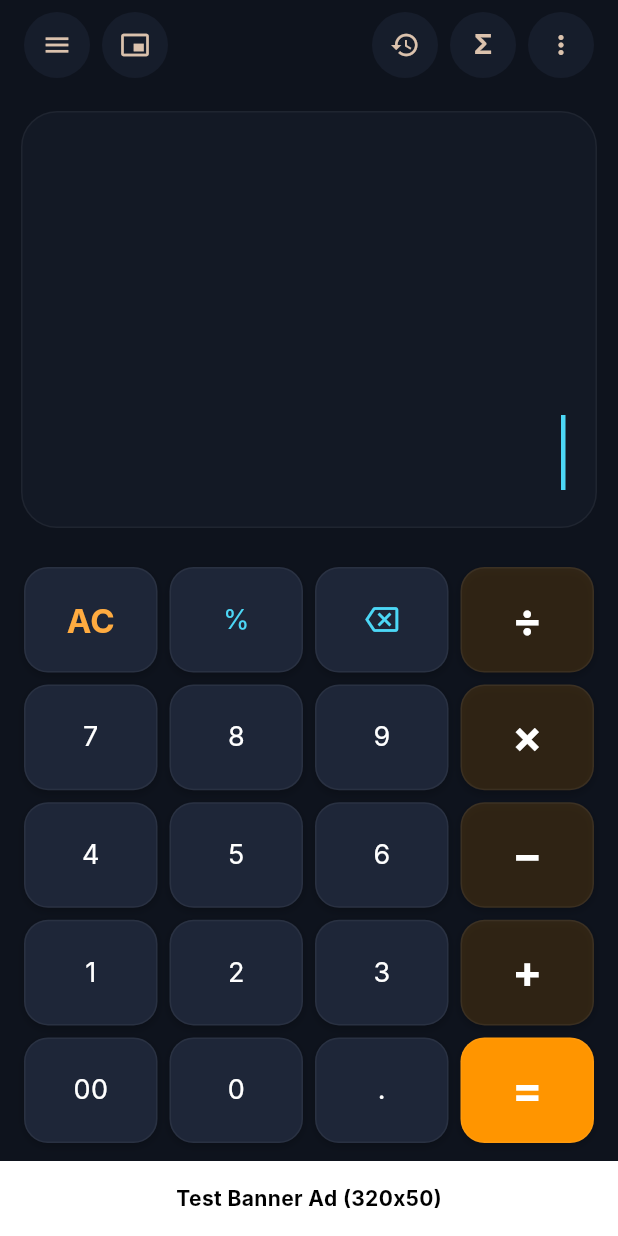
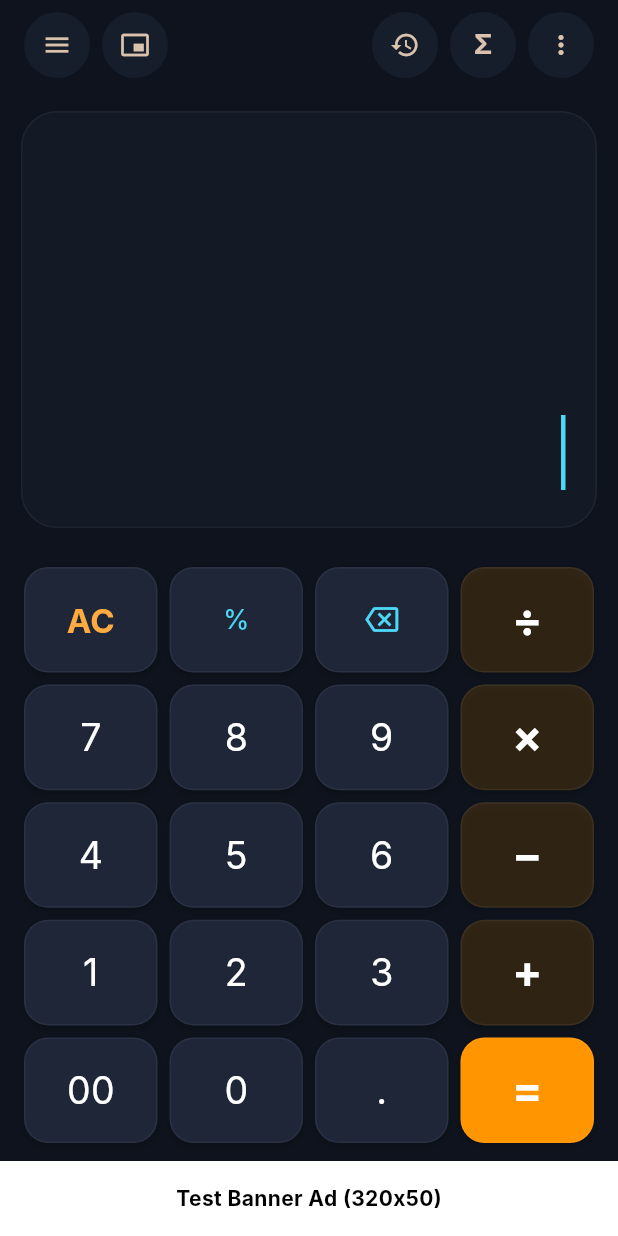
Before and after one commit to subhadip420/Calculator-Pro, a Flutter app: the screen it shows after launch, on a phone screen of 412 x 824 dp. Run offline on Flutter 3.47's test engine with Material 3 defaults, Android fonts, the phone set to English and light mode, and no system bars; Roboto replaces fonts that are missing (Inter).

Commit message:
Fixed number button font size in main.

```diff
--- a/lib/main.dart
+++ b/lib/main.dart
@@ -888,9 +888,9 @@ class _CalculatorScreenState extends State<CalculatorScreen> {
                           child: Row(
                             children: [
                               if (isScientific) CalculatorButton(text: 'xʸ', textColor: white, bgColor: surfaceColor, onTap: () => _onKeyPress('^')),
-                              CalculatorButton(text: '7', textColor: white, bgColor: surfaceColor, onTap: () => _onKeyPress('7')),
-                              CalculatorButton(text: '8', textColor: white, bgColor: surfaceColor, onTap: () => _onKeyPress('8')),
-                              CalculatorButton(text: '9', textColor: white, bgColor: surfaceColor, onTap: () => _onKeyPress('9')),
+                              CalculatorButton(text: '7', textColor: white, bgColor: surfaceColor, fontSize: 25, onTap: () => _onKeyPress('7')),
+                              CalculatorButton(text: '8', textColor: white, bgColor: surfaceColor, fontSize: 25, onTap: () => _onKeyPress('8')),
+                              CalculatorButton(text: '9', textColor: white, bgColor: surfaceColor, fontSize: 25, onTap: () => _onKeyPress('9')),
                               CalculatorButton(text: '×', textColor: white, bgColor: orangeColor.withOpacity(0.15), fontSize: 30, onTap: () => _onKeyPress('×')),
                             ],
                           ),
@@ -899,9 +899,9 @@ class _CalculatorScreenState extends State<CalculatorScreen> {
                           child: Row(
                             children: [
                               if (isScientific) CalculatorButton(text: '√x', textColor: white, bgColor: surfaceColor, onTap: () => _onKeyPress('√(')),
-                              CalculatorButton(text: '4', textColor: white, bgColor: surfaceColor, onTap: () => _onKeyPress('4')),
-                              CalculatorButton(text: '5', textColor: white, bgColor: surfaceColor, onTap: () => _onKeyPress('5')),
-                              CalculatorButton(text: '6', textColor: white, bgColor: surfaceColor, onTap: () => _onKeyPress('6')),
+                              CalculatorButton(text: '4', textColor: white, bgColor: surfaceColor, fontSize: 25, onTap: () => _onKeyPress('4')),
+                              CalculatorButton(text: '5', textColor: white, bgColor: surfaceColor, fontSize: 25, onTap: () => _onKeyPress('5')),
+                              CalculatorButton(text: '6', textColor: white, bgColor: surfaceColor, fontSize: 25, onTap: () => _onKeyPress('6')),
                               CalculatorButton(text: '−', textColor: white, bgColor: orangeColor.withOpacity(0.15), fontSize: 30, onTap: () => _onKeyPress('-')),
                             ],
                           ),
@@ -910,9 +910,9 @@ class _CalculatorScreenState extends State<CalculatorScreen> {
                           child: Row(
                             children: [
                               if (isScientific) CalculatorButton(text: 'π', textColor: white, bgColor: surfaceColor, onTap: () => _onKeyPress('π')),
-                              CalculatorButton(text: '1', textColor: white, bgColor: surfaceColor, onTap: () => _onKeyPress('1')),
-                              CalculatorButton(text: '2', textColor: white, bgColor: surfaceColor, onTap: () => _onKeyPress('2')),
-                              CalculatorButton(text: '3', textColor: white, bgColor: surfaceColor, onTap: () => _onKeyPress('3')),
+                              CalculatorButton(text: '1', textColor: white, bgColor: surfaceColor, fontSize: 25, onTap: () => _onKeyPress('1')),
+                              CalculatorButton(text: '2', textColor: white, bgColor: surfaceColor, fontSize: 25, onTap: () => _onKeyPress('2')),
+                              CalculatorButton(text: '3', textColor: white, bgColor: surfaceColor, fontSize: 25, onTap: () => _onKeyPress('3')),
                               CalculatorButton(text: '+', textColor: white, bgColor: orangeColor.withOpacity(0.15), fontSize: 30, onTap: () => _onKeyPress('+')),
                             ],
                           ),
@@ -921,9 +921,9 @@ class _CalculatorScreenState extends State<CalculatorScreen> {
                           child: Row(
                             children: [
                               if (isScientific) CalculatorButton(text: 'e', textColor: white, bgColor: surfaceColor, onTap: () => _onKeyPress('e')),
-                              CalculatorButton(text: '00', textColor: white, bgColor: surfaceColor, onTap: () => _onKeyPress('00')),
-                              CalculatorButton(text: '0', textColor: white, bgColor: surfaceColor, onTap: () => _onKeyPress('0')),
-                              CalculatorButton(text: '.', textColor: white, bgColor: surfaceColor, onTap: () => _onKeyPress('.')),
+                              CalculatorButton(text: '00', textColor: white, bgColor: surfaceColor, fontSize: 25, onTap: () => _onKeyPress('00')),
+                              CalculatorButton(text: '0', textColor: white, bgColor: surfaceColor, fontSize: 25, onTap: () => _onKeyPress('0')),
+                              CalculatorButton(text: '.', textColor: white, bgColor: surfaceColor, fontSize: 25, onTap: () => _onKeyPress('.')),
                               CalculatorButton(text: '=', textColor: white, bgColor: orangeColor, fontSize: 30, onTap: () => _onKeyPress('=')),
                             ],
                           ),
```
